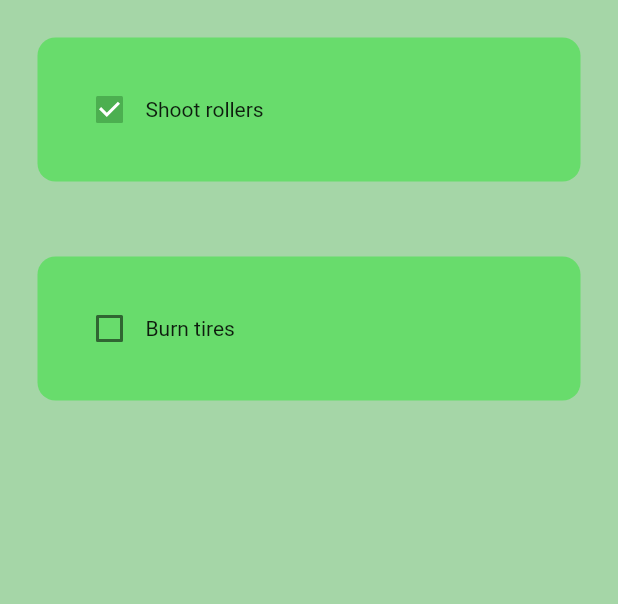
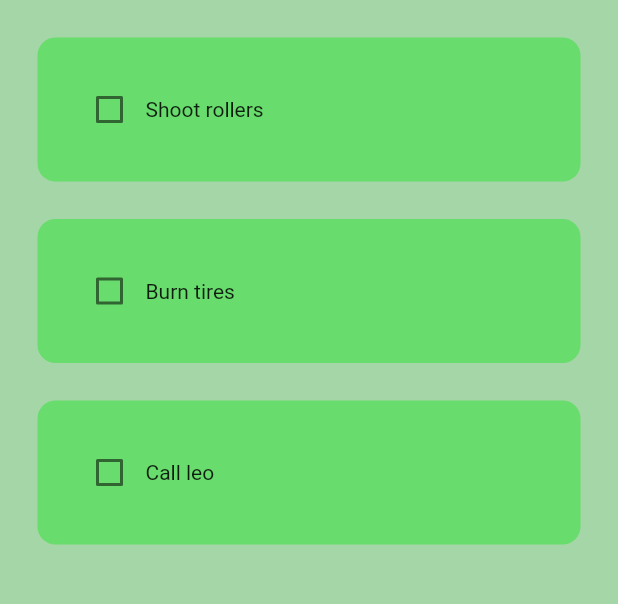
Before and after one commit to kumaranx/TO-DO-flutter, a Flutter app: the screen it shows after launch, on a phone screen of 412 x 824 dp, the part 84-688 px from its top. Run offline on Flutter 3.47's test engine with Material 2 defaults, Android fonts, the light colour scheme and no system bars.

Commit message:
ToDo tile development completed

```diff
--- a/lib/pages/home_page.dart
+++ b/lib/pages/home_page.dart
@@ -12,12 +12,17 @@ class HomePage extends StatefulWidget {
 class _HomePageState extends State<HomePage> {
   // list of items
   List toDoList = [
-    ["Shoot rollers", true],
-    ["Burn tires", false]
+    ["Shoot rollers", false],
+    ["Burn tires", false],
+    ["Call leo", false],
   ];
 
   // checkbox checkpoint
-  void checkBoxChanged() {}
+  void checkBoxChanged(bool? value, int index) {
+    setState(() {
+      toDoList[index][1] = !toDoList[index][1];
+    });
+  }
 
   @override
   Widget build(BuildContext context) {
@@ -34,7 +39,7 @@ class _HomePageState extends State<HomePage> {
           return ToDoTile(
             taskName: toDoList[index][0],
             taskCompleted: toDoList[index][1],
-            onChanged: (value) => checkBoxChanged,
+            onChanged: (value) => checkBoxChanged(value, index),
           );
         },
       ),
--- a/lib/utilities/todo_tile.dart
+++ b/lib/utilities/todo_tile.dart
@@ -15,21 +15,32 @@ class ToDoTile extends StatelessWidget {
   @override
   Widget build(BuildContext context) {
     return Padding(
-      padding: const EdgeInsets.all(25.0),
+      padding: const EdgeInsets.only(left: 25.0, right: 25.0, top: 25.0),
       child: Container(
         padding: EdgeInsets.all(24),
+        decoration: BoxDecoration(
+            color: Color.fromARGB(226, 96, 221, 100),
+            borderRadius: BorderRadius.circular(12)),
         child: Row(
           children: [
             // checkbox
-            Checkbox(value: taskCompleted, onChanged: onChanged),
+            Checkbox(
+              value: taskCompleted,
+              onChanged: onChanged,
+              activeColor: Colors.grey[600],
+            ),
 
             // task name
-            Text(taskName),
+            Text(
+              taskName,
+              style: TextStyle(
+                decoration: taskCompleted
+                    ? TextDecoration.lineThrough
+                    : TextDecoration.none,
+              ),
+            ),
           ],
         ),
-        decoration: BoxDecoration(
-            color: Color.fromARGB(226, 96, 221, 100),
-            borderRadius: BorderRadius.circular(12)),
       ),
     );
   }
```
Also changed, not shown: 3 other files.
